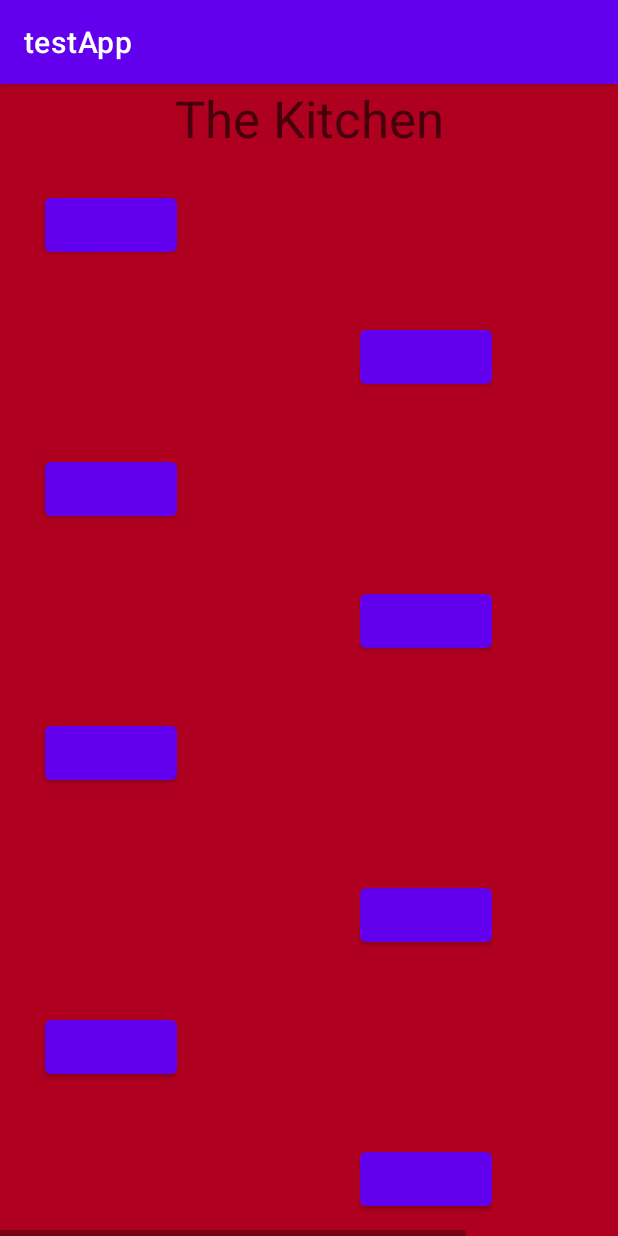
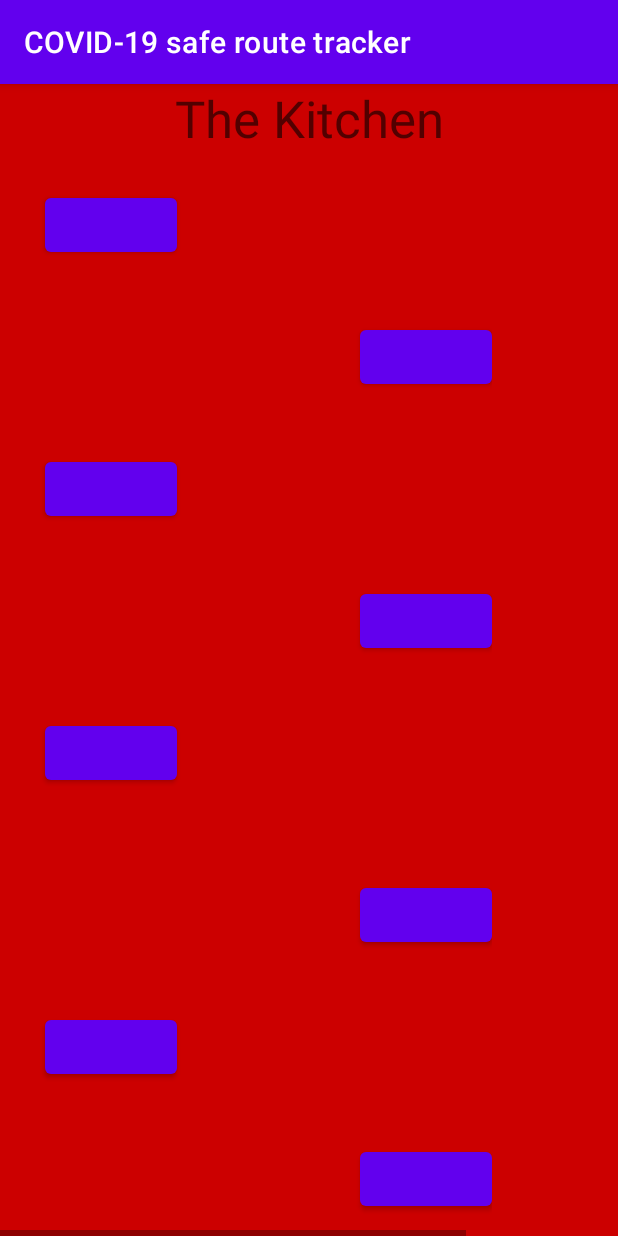
Before and after one commit to Bahuten/Real-Time-Route-Generation, an Android app: the fragment kitchen shown on its own in the app's theme, on a phone screen of 412 x 824 dp. Run offline under Robolectric (Android 15) with nearby library versions, the phone set to English and light mode, and no system bars.

Commit message:
changes made in the layout directory

```diff
--- a/testApp/app/src/main/res/layout/fragment_kitchen.xml
+++ b/testApp/app/src/main/res/layout/fragment_kitchen.xml
@@ -3,7 +3,7 @@
     xmlns:tools="http://schemas.android.com/tools"
     android:layout_width="match_parent"
     android:layout_height="match_parent"
-    android:background="@color/design_default_color_error"
+    android:background="@android:color/holo_red_dark"
     tools:context=".kitchen">
 
     <!-- TODO: Update blank fragment layout -->
--- a/testApp/app/src/main/res/layout/fragment_office.xml
+++ b/testApp/app/src/main/res/layout/fragment_office.xml
@@ -4,7 +4,7 @@
     xmlns:tools="http://schemas.android.com/tools"
     android:layout_width="match_parent"
     android:layout_height="match_parent"
-    android:background="@color/design_default_color_error"
+    android:background="@android:color/holo_red_dark"
     tools:context=".office">
 
     <TextView
--- a/testApp/app/src/main/res/layout/fragment_toilet.xml
+++ b/testApp/app/src/main/res/layout/fragment_toilet.xml
@@ -3,7 +3,7 @@
     xmlns:tools="http://schemas.android.com/tools"
     android:layout_width="match_parent"
     android:layout_height="match_parent"
-    android:background="@color/design_default_color_error"
+    android:background="@android:color/holo_red_dark"
     tools:context=".toilet">
 
     <!-- TODO: Update blank fragment layout -->
--- a/testApp/app/src/main/res/values/strings.xml
+++ b/testApp/app/src/main/res/values/strings.xml
@@ -1,5 +1,5 @@
 <resources>
-    <string name="app_name">testApp</string>
+    <string name="app_name">COVID-19 safe route tracker</string>
     <string name="test">test</string>
     <!-- TODO: Remove or change this placeholder text -->
     <string name="hello_blank_fragment">Hello blank fragment</string>
@@ -10,5 +10,4 @@
     <string name="exit_door">The Exit Door</string>
     <string name="toilet">The Toilet</string>
     <string name="table">The Table</string>
-    <string name="hello">hello</string>
 </resources>
```
